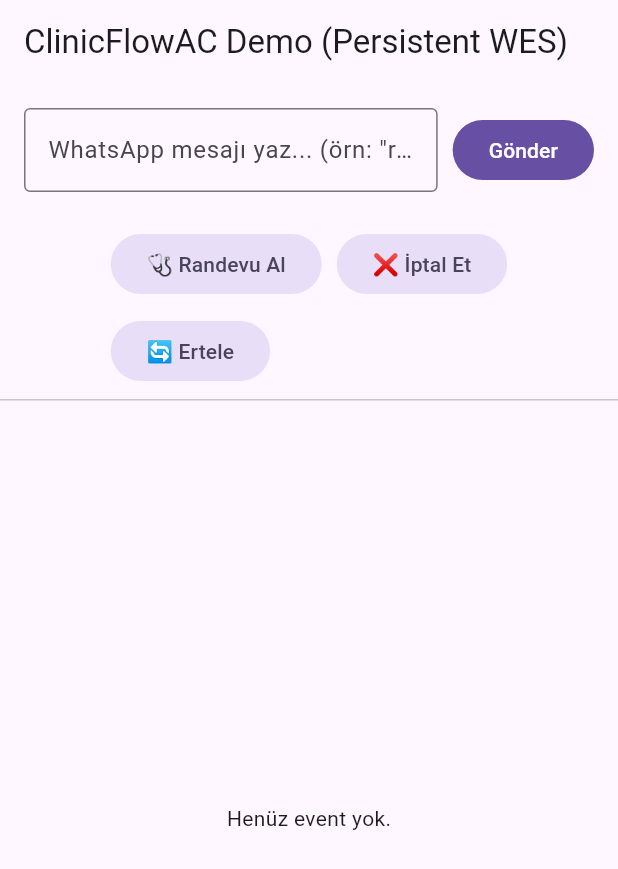
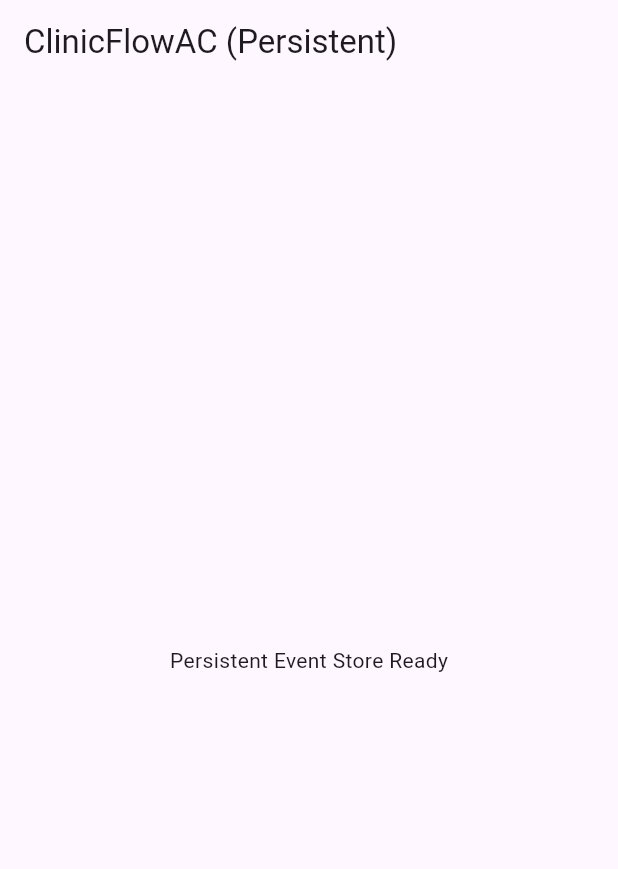
Before and after one commit to aydncy/clinicflowac-oss, a Flutter app: the screen it shows after launch, on a phone screen of 412 x 824 dp. Shown: the top 869 px of the screen. Run offline on Flutter 3.47's test engine with Material 3 defaults, Android fonts, the phone set to English and light mode, and no system bars; our stand-ins replace hive_ce, hive_ce_flutter; accounts and stored records are empty.

Commit message:
Fix main.dart (single main + remove in_memory)

```diff
--- a/lib/main.dart
+++ b/lib/main.dart
@@ -19,7 +19,7 @@ class ClinicFlowAC extends StatelessWidget {
   @override
   Widget build(BuildContext context) {
     return MaterialApp(
-      title: 'ClinicFlowAC OSS Demo',
+      title: 'ClinicFlowAC',
       theme: ThemeData(useMaterial3: true),
       home: const DemoScreen(),
     );
@@ -35,214 +35,34 @@ class DemoScreen extends StatefulWidget {
 
 class _DemoScreenState extends State<DemoScreen> {
   final _store = HiveEventStore();
+  final _controller = TextEditingController();
+  String _currentId = 'patient_123';
+  bool _ready = false;
+
   late final DemoPipeline _pipeline = DemoPipeline(store: _store);
-
-  final _controller = TextEditingController();
-  String _currentAppointmentId = 'patient_123';
-  bool _ready = false;
 
   late final WhatsAppService _whatsapp = WhatsAppService(
     onEvent: (WorkflowEvent e) async {
       await _pipeline.handleEvent(e);
-      setState(() => _currentAppointmentId = e.entity.id);
+      setState(() => _currentId = e.entity.id);
     },
   );
 
   @override
   void initState() {
     super.initState();
-    _store.init().then((_) {
-      setState(() => _ready = true);
-    });
-  }
-
-  @override
-  void dispose() {
-    _controller.dispose();
-    super.dispose();
-  }
-
-  Future<List<WorkflowEvent>> _loadEvents() async {
-    if (!_ready) return const <WorkflowEvent>[];
-    return _store.loadByEntity(kind: 'appointment', id: _currentAppointmentId);
+    _store.init().then((_) => setState(() => _ready = true));
   }
 
   @override
   Widget build(BuildContext context) {
     return Scaffold(
-      appBar: AppBar(title: const Text('ClinicFlowAC Demo (Persistent WES)')),
-      body: Column(
-        children: [
-          Padding(
-            padding: const EdgeInsets.all(16),
-            child: Row(
-              children: [
-                Expanded(
-                  child: TextField(
-                    controller: _controller,
-                    decoration: const InputDecoration(
-                      hintText: 'WhatsApp mesajı yaz... (örn: "randevu al 15:00")',
-                      border: OutlineInputBorder(),
-                    ),
-                  ),
-                ),
-                const SizedBox(width: 10),
-                FilledButton(
-                  onPressed: _ready ? () => _simulateWhatsApp(_controller.text.trim()) : null,
-                  child: const Text('Gönder'),
-                ),
-              ],
-            ),
-          ),
-          Padding(
-            padding: const EdgeInsets.symmetric(horizontal: 16, vertical: 8),
-            child: Wrap(
-              spacing: 10,
-              runSpacing: 10,
-              children: [
-                FilledButton.tonal(
-                  onPressed: _ready ? () => _addDemoEvent('appointment_created') : null,
-                  child: const Text('🩺 Randevu Al'),
-                ),
-                FilledButton.tonal(
-                  onPressed: _ready ? () => _addDemoEvent('appointment_cancelled') : null,
-                  child: const Text('❌ İptal Et'),
-                ),
-                FilledButton.tonal(
-                  onPressed: _ready ? () => _addDemoEvent('appointment_rescheduled') : null,
-                  child: const Text('🔄 Ertele'),
-                ),
-              ],
-            ),
-          ),
-          const Divider(height: 1),
-          Expanded(
-            child: !_ready
-                ? const Center(child: CircularProgressIndicator())
-                : FutureBuilder<List<WorkflowEvent>>(
-                    future: _loadEvents(),
-                    builder: (context, snapshot) {
-                      final events = snapshot.data ?? const <WorkflowEvent>[];
-                      if (events.isEmpty) {
-                        return const Center(child: Text('Henüz event yok.'));
-                      }
-                      return ListView.builder(
-                        itemCount: events.length,
-                        itemBuilder: (context, i) {
-                          final e = events[i];
-                          return ListTile(
-                            leading: Icon(_getIcon(e.type)),
-                            title: Text(e.type),
-                            subtitle: Text('${e.entity.kind}/${e.entity.id} • ${e.ts.toLocal()}'),
-                            trailing: Text(e.actor),
-                          );
-                        },
-                      );
-                    },
-                  ),
-          ),
-        ],
+      appBar: AppBar(title: const Text('ClinicFlowAC (Persistent)')),
+      body: Center(
+        child: _ready
+            ? const Text('Persistent Event Store Ready')
+            : const CircularProgressIndicator(),
       ),
     );
   }
-
-  Future<void> _addDemoEvent(String type) async {
-    final id = _currentAppointmentId;
-
-    WorkflowEvent e;
-    switch (type) {
-      case 'appointment_created':
-        e = EventFactories.appointmentCreated(
-          appointmentId: id,
-          startAt: DateTime.now().add(const Duration(hours: 2)),
-          actor: 'clinic',
-        );
-        break;
-
-      case 'appointment_cancelled':
-        e = WorkflowEvent(
-          id: 'demo_${DateTime.now().millisecondsSinceEpoch}',
-          type: 'appointment_cancelled',
-          ts: DateTime.now().toUtc(),
-          actor: 'clinic',
-          entity: EntityRef(kind: 'appointment', id: id),
-          data: {'reason': 'demo'},
-        );
-        break;
-
-      case 'appointment_rescheduled':
-        e = WorkflowEvent(
-          id: 'demo_${DateTime.now().millisecondsSinceEpoch}',
-          type: 'appointment_rescheduled',
-          ts: DateTime.now().toUtc(),
-          actor: 'clinic',
-          entity: EntityRef(kind: 'appointment', id: id),
-          data: {
-            'new_start_at': DateTime.now()
-                .add(const Duration(days: 1))
-                .toUtc()
-                .toIso8601String(),
-          },
-        );
-        break;
-
-      default:
-        e = WorkflowEvent(
-          id: 'demo_${DateTime.now().millisecondsSinceEpoch}',
-          type: 'note_added',
-          ts: DateTime.now().toUtc(),
-          actor: 'clinic',
-          entity: EntityRef(kind: 'appointment', id: id),
-          data: {'note': type},
-        );
-        break;
-    }
-
-    await _pipeline.handleEvent(e);
-    setState(() {});
-  }
-
-  void _simulateWhatsApp(String message) {
-    if (message.isEmpty) return;
-
-    final payload = {
-      'entry': [
-        {
-          'changes': [
-            {
-              'value': {
-                'contacts': [
-                  {'wa_id': _currentAppointmentId}
-                ],
-                'messages': [
-                  {
-                    'text': {'body': message}
-                  }
-                ]
-              }
-            }
-          ]
-        }
-      ]
-    };
-
-    _whatsapp.handleWebhook(payload);
-    _controller.clear();
-  }
-
-  IconData _getIcon(String type) {
-    switch (type) {
-      case 'appointment_created':
-        return Icons.schedule;
-      case 'appointment_cancelled':
-        return Icons.cancel;
-      case 'appointment_rescheduled':
-        return Icons.update;
-      case 'message_received':
-      case 'message_captured':
-        return Icons.message;
-      default:
-        return Icons.bolt;
-    }
-  }
 }
```
